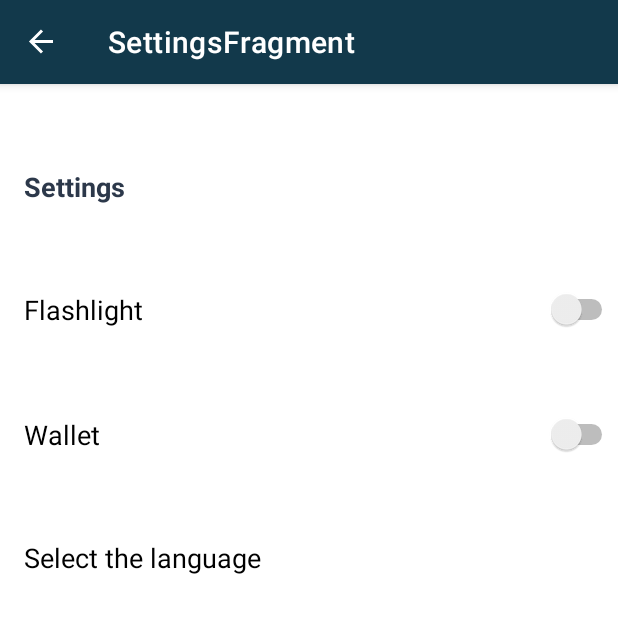
After one commit to mauroLaine/CurrencyRecognition, an Android app: the SettingsFragment screen opened through its navigation route, on a phone screen of 412 x 824 dp, the top half of it. The commit adds this screen. Run offline under Robolectric (Android 15) with nearby library versions, the phone set to English and light mode, and no system bars; our stand-ins replace navigation-ui; 1 statement that could not run was skipped.

Commit message:
Add a SettingsFragment to include the view into the navigation controller

```diff
--- /dev/null
+++ b/app/src/main/java/com/laine/mauro/currencyrecognition/fragment/SettingsFragment.kt
@@ -0,0 +1,41 @@
+package com.laine.mauro.currencyrecognition.fragment
+
+import android.content.Intent
+import android.os.Bundle
+import androidx.fragment.app.Fragment
+import android.view.LayoutInflater
+import android.view.View
+import android.view.ViewGroup
+import com.laine.mauro.currencyrecognition.*
+import com.laine.mauro.currencyrecognition.activity.LanguageActivity
+import kotlinx.android.synthetic.main.fragment_settings.view.*
+
+class SettingsFragment : Fragment() {
+
+    override fun onCreateView(
+        inflater: LayoutInflater, container: ViewGroup?,
+        savedInstanceState: Bundle?
+    ): View? {
+        // Inflate the layout for this fragment
+        val view = inflater.inflate(R.layout.fragment_settings, container, false)
+        view.textViewLanguage.setOnClickListener {
+            val intent = Intent(activity, LanguageActivity::class.java)
+            startActivity(intent)
+        }
+
+        activity?.let {
+            val isFlashlightEnabled = readBooleanConfiguration(it, FLASHLIGHT_KEY)
+            view.switchFlashlight.isChecked = isFlashlightEnabled
+            view.switchFlashlight.setOnCheckedChangeListener { _, isChecked ->
+                saveBooleanConfiguration(it, FLASHLIGHT_KEY, isChecked)
+            }
+
+            val isWalletEnabled = readBooleanConfiguration(it, WALLET_KEY)
+            view.switchWallet.isChecked = isWalletEnabled
+            view.switchWallet.setOnCheckedChangeListener { _, isChecked ->
+                saveBooleanConfiguration(it, WALLET_KEY, isChecked)
+            }
+        }
+        return view
+    }
+}
--- /dev/null
+++ b/app/src/main/res/layout/fragment_settings.xml
@@ -0,0 +1,60 @@
+<?xml version="1.0" encoding="utf-8"?>
+<androidx.constraintlayout.widget.ConstraintLayout xmlns:android="http://schemas.android.com/apk/res/android"
+    xmlns:app="http://schemas.android.com/apk/res-auto"
+    xmlns:tools="http://schemas.android.com/tools"
+    android:layout_width="match_parent"
+    android:layout_height="match_parent"
+    tools:context=".activity.SettingsActivity">
+
+    <Switch
+        android:id="@+id/switchFlashlight"
+        android:layout_width="match_parent"
+        android:layout_height="wrap_content"
+        android:layout_marginLeft="@dimen/button_padding"
+        android:layout_marginTop="@dimen/text_view_margin_top"
+        android:text="@string/flashlight"
+        android:textSize="@dimen/button_text_size"
+        app:layout_constraintEnd_toEndOf="parent"
+        app:layout_constraintStart_toStartOf="parent"
+        app:layout_constraintTop_toBottomOf="@+id/textViewSettings" />
+
+    <Switch
+        android:id="@+id/switchWallet"
+        android:layout_width="match_parent"
+        android:layout_height="wrap_content"
+        android:layout_marginLeft="@dimen/button_padding"
+        android:layout_marginTop="@dimen/text_view_margin_top"
+        android:text="@string/wallet"
+        android:textSize="@dimen/button_text_size"
+        app:layout_constraintEnd_toEndOf="parent"
+        app:layout_constraintStart_toStartOf="parent"
+        app:layout_constraintTop_toBottomOf="@+id/switchFlashlight" />
+
+    <TextView
+        android:id="@+id/textViewLanguage"
+        android:layout_width="match_parent"
+        android:layout_height="wrap_content"
+        android:layout_marginLeft="@dimen/button_padding"
+        android:layout_marginTop="@dimen/text_view_margin_top"
+        android:text="@string/select_the_language"
+        android:textColor="@color/black"
+        android:textSize="@dimen/button_text_size"
+        app:layout_constraintEnd_toEndOf="parent"
+        app:layout_constraintStart_toStartOf="parent"
+        app:layout_constraintTop_toBottomOf="@+id/switchWallet" />
+
+    <TextView
+        android:id="@+id/textViewSettings"
+        android:layout_width="match_parent"
+        android:layout_height="wrap_content"
+        android:layout_marginLeft="@dimen/button_padding"
+        android:layout_marginTop="@dimen/text_view_margin_top"
+        android:text="@string/settings"
+        android:textColor="@color/ac_dark_blue_secondary"
+        android:textSize="@dimen/button_text_size"
+        android:textStyle="bold"
+        app:layout_constraintEnd_toEndOf="parent"
+        app:layout_constraintStart_toStartOf="parent"
+        app:layout_constraintTop_toTopOf="parent" />
+
+</androidx.constraintlayout.widget.ConstraintLayout>
--- a/app/src/main/res/menu/navdrawer_menu.xml
+++ b/app/src/main/res/menu/navdrawer_menu.xml
@@ -2,6 +2,9 @@
 <menu xmlns:android="http://schemas.android.com/apk/res/android">
 
     <item
+        android:id="@+id/settingsFragment"
+        android:title="@string/settings" />
+    <item
         android:id="@+id/aboutFragment"
         android:title="@string/about" />
 </menu>
--- a/app/src/main/res/navigation/navigation.xml
+++ b/app/src/main/res/navigation/navigation.xml
@@ -12,6 +12,12 @@
         tools:layout="@layout/fragment_home"></fragment>
 
     <fragment
+        android:id="@+id/settingsFragment"
+        android:name="com.laine.mauro.currencyrecognition.fragment.SettingsFragment"
+        android:label="SettingsFragment"
+        tools:layout="@layout/fragment_settings" />
+
+    <fragment
         android:id="@+id/aboutFragment"
         android:name="com.laine.mauro.currencyrecognition.fragment.AboutFragment"
         android:label="AboutFragment"
--- a/app/src/main/res/values/strings.xml
+++ b/app/src/main/res/values/strings.xml
@@ -32,5 +32,7 @@
     <string name="one_hundred_us">one hundred US dollars bill</string>
     <string name="one_pound_egypt">one Egyptian pound bill</string>
     <string name="ten_euro">ten Euro bill</string>
+    <!-- TODO: Remove or change this placeholder text -->
+    <string name="hello_blank_fragment">Hello blank fragment</string>
 
 </resources>
```
